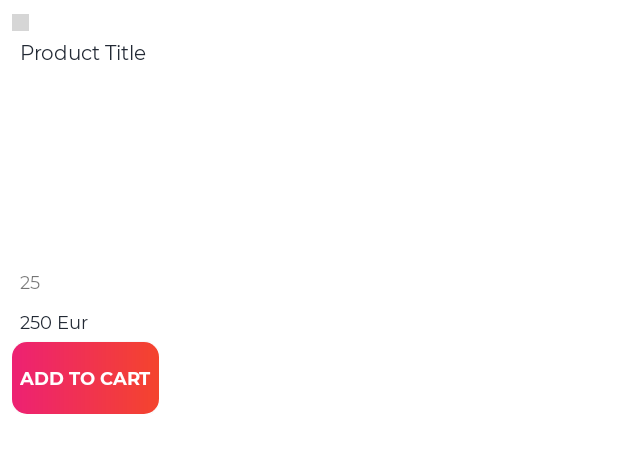
After one commit to bernardkaminskiBK/MyShopPal, an Android app: the layout card_view_products_item_list.xml on its own in the app's theme, with its tools: preview values and no code run, on a phone screen of 412 x 824 dp. The commit adds this screen. Shown: the top 453 px of the screen. Run offline under Robolectric (Android 15) with nearby library versions, the phone set to English and light mode, and no system bars; Roboto replaces fonts that are not available here; grey boxes are pictures that could not be loaded.

Commit message:
Added Product recyclerview

```diff
--- a/app/src/main/java/com/android10_kotlin/myshoppal/utils/GlideLoader.kt
+++ b/app/src/main/java/com/android10_kotlin/myshoppal/utils/GlideLoader.kt
@@ -36,5 +36,4 @@ class GlideLoader(val context: Context) {
         }
     }
 
-
 }
--- /dev/null
+++ b/app/src/main/res/layout/card_view_products_item_list.xml
@@ -0,0 +1,72 @@
+<?xml version="1.0" encoding="utf-8"?>
+<androidx.cardview.widget.CardView xmlns:android="http://schemas.android.com/apk/res/android"
+    xmlns:cardview="http://schemas.android.com/apk/res-auto"
+    xmlns:tools="http://schemas.android.com/tools"
+    android:id="@+id/cvProduct"
+    android:layout_width="wrap_content"
+    android:layout_height="wrap_content"
+    cardview:cardElevation="0dp"
+    cardview:cardPreventCornerOverlap="true"
+    cardview:cardUseCompatPadding="true"
+    cardview:contentPadding="5dp">
+
+    <LinearLayout
+        android:layout_width="match_parent"
+        android:layout_height="match_parent"
+        android:orientation="vertical">
+
+        <LinearLayout
+            android:layout_width="match_parent"
+            android:layout_height="match_parent"
+            android:minHeight="165dp"
+            android:orientation="vertical">
+
+            <ImageView
+                android:id="@+id/product_img"
+                android:layout_width="wrap_content"
+                android:layout_height="wrap_content"
+                android:adjustViewBounds="true"
+                android:padding="5dp"
+                android:scaleType="centerInside"
+                tools:src="@tools:sample/avatars" />
+
+            <com.android10_kotlin.myshoppal.utils.MSPTextView
+                android:id="@+id/product_title"
+                android:layout_width="match_parent"
+                android:layout_height="match_parent"
+                android:textColor="@color/colorPrimaryDark"
+                android:padding="5dp"
+                tools:text="Product Title"
+                android:textSize="13sp" />
+        </LinearLayout>
+
+        <com.android10_kotlin.myshoppal.utils.MSPTextView
+            android:id="@+id/product_quantity"
+            android:layout_width="match_parent"
+            android:layout_height="match_parent"
+            android:padding="5dp"
+            android:textSize="12sp"
+            tools:text="25"
+            android:textStyle="bold" />
+
+        <com.android10_kotlin.myshoppal.utils.MSPTextView
+            android:id="@+id/product_price"
+            android:layout_width="match_parent"
+            android:layout_height="match_parent"
+            android:padding="5dp"
+            android:textSize="12sp"
+            android:textColor="@color/colorPrimaryDark"
+            tools:text="250 Eur"
+            android:textStyle="bold" />
+
+        <com.android10_kotlin.myshoppal.utils.MSPButton
+            android:layout_width="match_parent"
+            android:layout_height="wrap_content"
+            android:background="@drawable/button_background"
+            android:padding="5dp"
+            android:text="ADD TO CART"
+            android:textColor="@color/white"
+            android:textSize="12sp" />
+    </LinearLayout>
+
+</androidx.cardview.widget.CardView>
```
Also changed, not shown: app/src/main/java/com/android10_kotlin/myshoppal/ui/adapters/MyShopPalProductsAdapter.kt (added, +53 -0 lines), app/src/main/java/com/android10_kotlin/myshoppal/ui/fragments/ProductsFragment.kt (+17 -0 lines).
